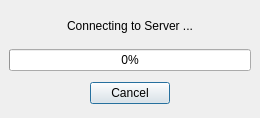
pokerth/pokerth, file src/gui/qt/gui_800x480/connecttoserverdialog_800x480.ui: the form before one commit.
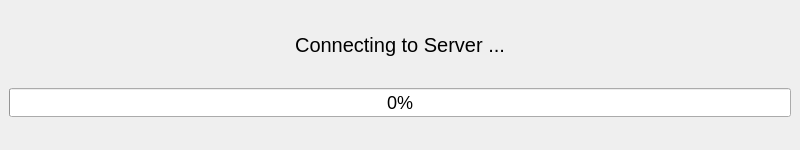
The form after the commit.

```diff
--- a/src/gui/qt/gui_800x480/connecttoserverdialog_800x480.ui
+++ b/src/gui/qt/gui_800x480/connecttoserverdialog_800x480.ui
@@ -1,15 +1,27 @@
 <ui version="4.0" >
  <class>connectToServerDialog</class>
- <widget class="QDialog" name="connectToServerDialog" >
-  <property name="geometry" >
+ <widget class="QDialog" name="connectToServerDialog">
+  <property name="geometry">
    <rect>
     <x>0</x>
     <y>0</y>
-    <width>260</width>
-    <height>118</height>
+    <width>800</width>
+    <height>150</height>
    </rect>
   </property>
-  <property name="windowTitle" >
+  <property name="minimumSize">
+   <size>
+    <width>800</width>
+    <height>150</height>
+   </size>
+  </property>
+  <property name="maximumSize">
+   <size>
+    <width>800</width>
+    <height>150</height>
+   </size>
+  </property>
+  <property name="windowTitle">
    <string>Connect to Server</string>
   </property>
   <layout class="QGridLayout" >
@@ -19,9 +31,12 @@
    <property name="spacing" >
     <number>6</number>
    </property>
-   <item row="0" column="0" >
-    <widget class="QLabel" name="label_actionMessage" >
-     <property name="text" >
+   <item row="1" column="0">
+    <widget class="QLabel" name="label_actionMessage">
+     <property name="styleSheet">
+      <string notr="true">QObject {font-size: 20px}</string>
+     </property>
+     <property name="text">
       <string>Connecting to Server ...</string>
      </property>
      <property name="alignment" >
@@ -29,9 +44,12 @@
      </property>
     </widget>
    </item>
-   <item row="1" column="0" >
-    <widget class="QProgressBar" name="progressBar" >
-     <property name="value" >
+   <item row="3" column="0">
+    <widget class="QProgressBar" name="progressBar">
+     <property name="styleSheet">
+      <string notr="true">QObject {font-size: 18px}</string>
+     </property>
+     <property name="value">
       <number>0</number>
      </property>
      <property name="orientation" >
@@ -39,48 +57,44 @@
      </property>
     </widget>
    </item>
-   <item row="2" column="0" >
-    <layout class="QHBoxLayout" >
-     <property name="margin" >
-      <number>5</number>
+   <item row="4" column="0">
+    <spacer name="verticalSpacer">
+     <property name="orientation">
+      <enum>Qt::Vertical</enum>
      </property>
-     <property name="spacing" >
-      <number>6</number>
+     <property name="sizeHint" stdset="0">
+      <size>
+       <width>20</width>
+       <height>40</height>
+      </size>
      </property>
-     <item>
-      <spacer>
-       <property name="orientation" >
-        <enum>Qt::Horizontal</enum>
-       </property>
-       <property name="sizeHint" >
-        <size>
-         <width>40</width>
-         <height>20</height>
-        </size>
-       </property>
-      </spacer>
-     </item>
-     <item>
-      <widget class="QPushButton" name="pushButton_cancel" >
-       <property name="text" >
-        <string>Cancel</string>
-       </property>
-      </widget>
-     </item>
-     <item>
-      <spacer>
-       <property name="orientation" >
-        <enum>Qt::Horizontal</enum>
-       </property>
-       <property name="sizeHint" >
-        <size>
-         <width>40</width>
-         <height>20</height>
-        </size>
-       </property>
-      </spacer>
-     </item>
-    </layout>
+    </spacer>
+   </item>
+   <item row="2" column="0">
+    <spacer name="verticalSpacer_2">
+     <property name="orientation">
+      <enum>Qt::Vertical</enum>
+     </property>
+     <property name="sizeHint" stdset="0">
+      <size>
+       <width>20</width>
+       <height>40</height>
+      </size>
+     </property>
+    </spacer>
+   </item>
+   <item row="0" column="0">
+    <spacer name="verticalSpacer_3">
+     <property name="orientation">
+      <enum>Qt::Vertical</enum>
+     </property>
+     <property name="sizeHint" stdset="0">
+      <size>
+       <width>20</width>
+       <height>40</height>
+      </size>
+     </property>
+    </spacer>
    </item>
   </layout>
  </widget>
```
Left out of the diff: 32 changed lines with no effect on the pictures.
